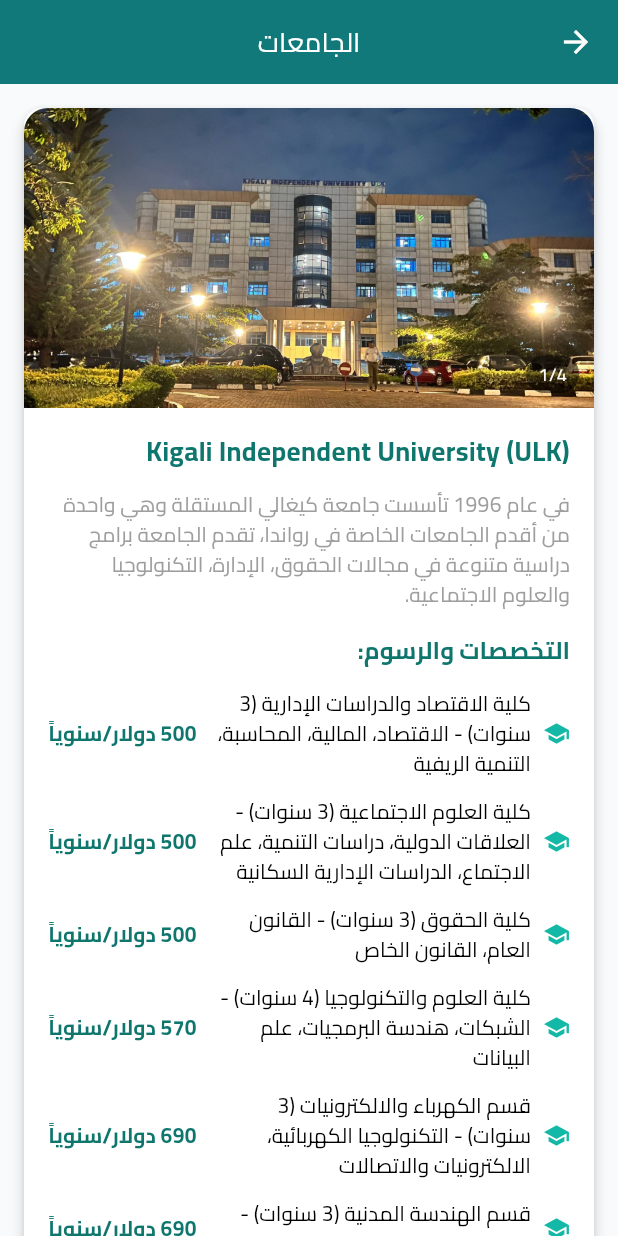
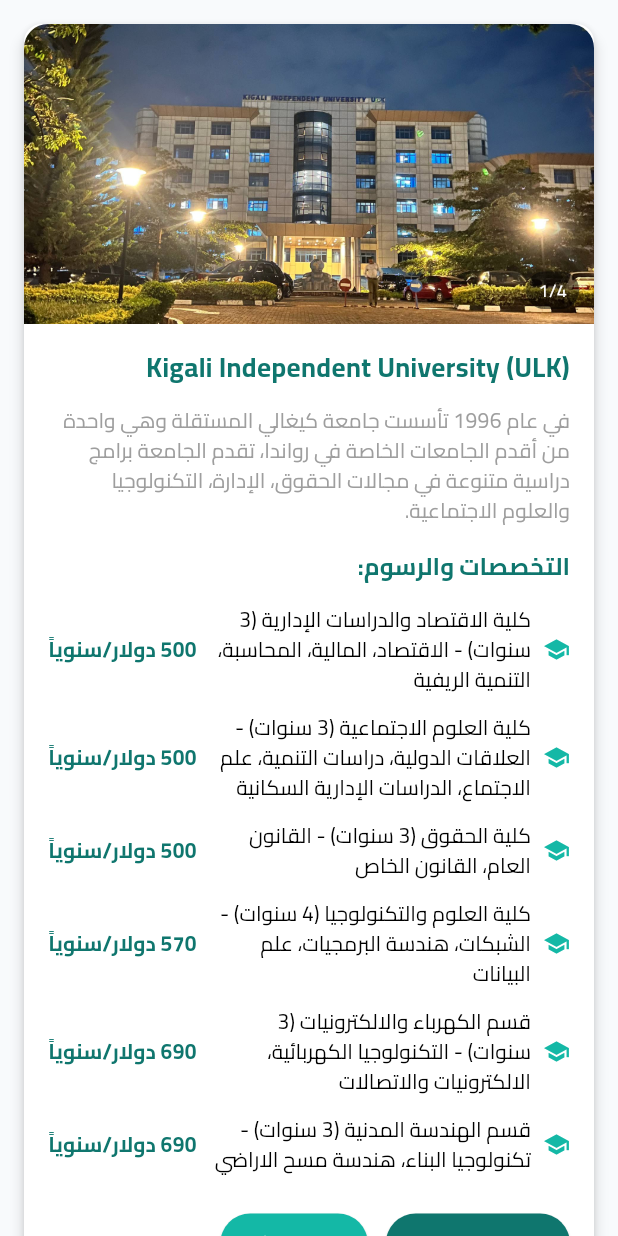
Before and after one commit to motman911/-the_vision, a Flutter app: the UniversitiesPage screen opened directly, on a phone screen of 412 x 824 dp. Run offline on Flutter 3.47's test engine with Material 3 defaults, Android fonts, the phone set to English and light mode, and no system bars; our stand-ins replace file_picker, font_awesome_flutter, image_picker, photo_view, shared_preferences, smooth_page_indicator; missing offline and left inert: mailer; accounts and stored records are empty.

Commit message:
Update universities_page.dart

```diff
--- a/lib/universities_page.dart
+++ b/lib/universities_page.dart
@@ -16,16 +16,7 @@ class UniversitiesPage extends StatelessWidget {
     return Consumer2<ThemeProvider, LanguageProvider>(
       builder: (context, themeProvider, languageProvider, child) {
         return Scaffold(
-          appBar: AppBar(
-            title: Text(
-              languageProvider.universities,
-              style: const TextStyle(color: Colors.white, fontSize: 18),
-            ),
-            backgroundColor: themeProvider.primaryColor,
-            foregroundColor: Colors.white,
-            centerTitle: true,
-            elevation: 4,
-          ),
+
           body: SingleChildScrollView(
             padding: const EdgeInsets.all(16.0),
             child: Column(
```
